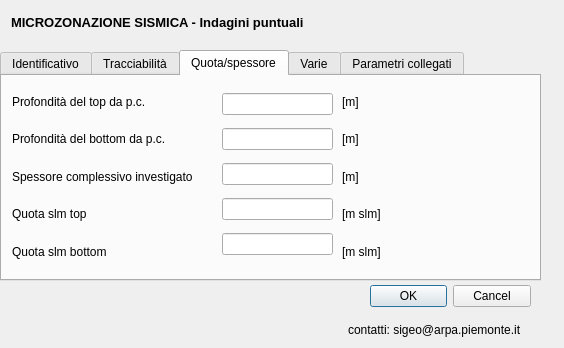
Above: Indagini/form/indagini_puntuali.ui from ivn888/mzs before the change. Below: the same form after it.
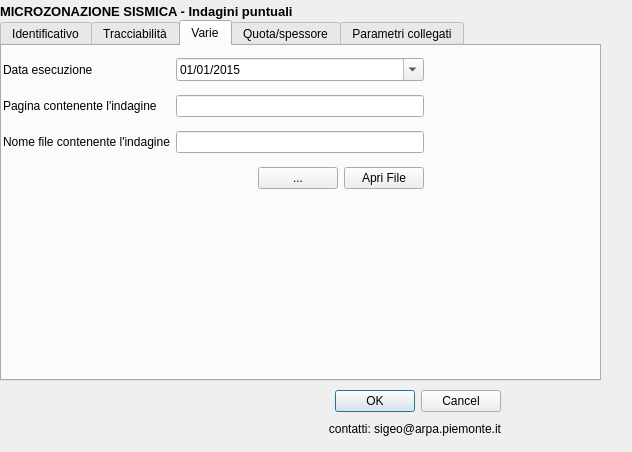
That is the form after the change. The open tabs and pages were chosen to show the change. Icons and pictures are not drawn. Custom widgets are drawn as their Qt base class.

```diff
--- a/Indagini/form/indagini_puntuali.ui
+++ b/Indagini/form/indagini_puntuali.ui
@@ -6,13 +6,31 @@
    <rect>
     <x>0</x>
     <y>0</y>
-    <width>564</width>
-    <height>348</height>
+    <width>632</width>
+    <height>452</height>
    </rect>
   </property>
+  <property name="sizePolicy">
+   <sizepolicy hsizetype="Expanding" vsizetype="Expanding">
+    <horstretch>0</horstretch>
+    <verstretch>0</verstretch>
+   </sizepolicy>
+  </property>
   <property name="minimumSize">
    <size>
-    <width>563</width>
+    <width>400</width>
+    <height>200</height>
+   </size>
+  </property>
+  <property name="maximumSize">
+   <size>
+    <width>2048</width>
+    <height>768</height>
+   </size>
+  </property>
+  <property name="baseSize">
+   <size>
+    <width>2048</width>
     <height>0</height>
    </size>
   </property>
@@ -24,73 +42,12 @@
   <property name="windowTitle">
    <string>Indagini Puntuali</string>
   </property>
-  <widget class="QDialogButtonBox" name="buttonBox">
-   <property name="geometry">
-    <rect>
-     <x>370</x>
-     <y>280</y>
-     <width>161</width>
-     <height>32</height>
-    </rect>
-   </property>
-   <property name="orientation">
-    <enum>Qt::Horizontal</enum>
-   </property>
-   <property name="standardButtons">
-    <set>QDialogButtonBox::Cancel|QDialogButtonBox::Ok</set>
-   </property>
-  </widget>
-  <widget class="QLabel" name="label_10">
-   <property name="geometry">
-    <rect>
-     <x>20</x>
-     <y>290</y>
-     <width>91</width>
-     <height>41</height>
-    </rect>
-   </property>
-   <property name="text">
-    <string/>
-   </property>
-   <property name="pixmap">
-    <pixmap>resources/arpa.gif</pixmap>
-   </property>
-  </widget>
-  <widget class="QLabel" name="label_16">
-   <property name="geometry">
-    <rect>
-     <x>130</x>
-     <y>290</y>
-     <width>131</width>
-     <height>41</height>
-    </rect>
-   </property>
-   <property name="text">
-    <string/>
-   </property>
-   <property name="pixmap">
-    <pixmap>resources/rp.gif</pixmap>
-   </property>
-  </widget>
-  <widget class="QLabel" name="label_17">
-   <property name="geometry">
-    <rect>
-     <x>348</x>
-     <y>320</y>
-     <width>181</width>
-     <height>20</height>
-    </rect>
-   </property>
-   <property name="text">
-    <string>contatti: sigeo@arpa.piemonte.it</string>
-   </property>
-  </widget>
   <widget class="QWidget" name="layoutWidget">
    <property name="geometry">
     <rect>
-     <x>11</x>
-     <y>11</y>
-     <width>531</width>
+     <x>0</x>
+     <y>0</y>
+     <width>441</width>
      <height>22</height>
     </rect>
    </property>
@@ -128,15 +85,24 @@
    <property name="geometry">
     <rect>
      <x>0</x>
-     <y>50</y>
-     <width>541</width>
-     <height>231</height>
+     <y>20</y>
+     <width>601</width>
+     <height>361</height>
     </rect>
    </property>
+   <property name="sizePolicy">
+    <sizepolicy hsizetype="Fixed" vsizetype="Fixed">
+     <horstretch>0</horstretch>
+     <verstretch>0</verstretch>
+    </sizepolicy>
+   </property>
    <property name="currentIndex">
     <number>0</number>
    </property>
-   <widget class="QWidget" name="tab">
+   <property name="qgisRelation" stdset="0">
+    <string>sito_ind_pun</string>
+   </property>
+   <widget class="QWidget" name="tab_1">
     <attribute name="title">
      <string>Identificativo</string>
     </attribute>
@@ -363,46 +329,139 @@
    </widget>
    <widget class="QWidget" name="tab_3">
     <attribute name="title">
+     <string>Varie</string>
+    </attribute>
+    <widget class="QWidget" name="layoutWidget">
+     <property name="geometry">
+      <rect>
+       <x>1</x>
+       <y>4</y>
+       <width>421</width>
+       <height>150</height>
+      </rect>
+     </property>
+     <layout class="QGridLayout" name="gridLayout_4">
+      <item row="2" column="1">
+       <widget class="QLineEdit" name="doc_ind">
+        <property name="text">
+         <string/>
+        </property>
+       </widget>
+      </item>
+      <item row="1" column="1">
+       <widget class="QLineEdit" name="doc_pag"/>
+      </item>
+      <item row="0" column="0">
+       <widget class="QLabel" name="labe">
+        <property name="enabled">
+         <bool>true</bool>
+        </property>
+        <property name="text">
+         <string>Data esecuzione</string>
+        </property>
+       </widget>
+      </item>
+      <item row="1" column="0">
+       <widget class="QLabel" name="data_ind_2">
+        <property name="enabled">
+         <bool>true</bool>
+        </property>
+        <property name="text">
+         <string>Pagina contenente l'indagine</string>
+        </property>
+       </widget>
+      </item>
+      <item row="2" column="0">
+       <widget class="QLabel" name="data_ind_3">
+        <property name="enabled">
+         <bool>true</bool>
+        </property>
+        <property name="text">
+         <string>Nome file contenente l'indagine</string>
+        </property>
+       </widget>
+      </item>
+      <item row="0" column="1">
+       <widget class="QDateEdit" name="data_ind">
+        <property name="date">
+         <date>
+          <year>2015</year>
+          <month>1</month>
+          <day>1</day>
+         </date>
+        </property>
+        <property name="displayFormat">
+         <string>dd/MM/yyyy</string>
+        </property>
+        <property name="calendarPopup">
+         <bool>true</bool>
+        </property>
+       </widget>
+      </item>
+      <item row="3" column="1">
+       <layout class="QHBoxLayout" name="horizontalLayout_3">
+        <item>
+         <spacer name="horizontalSpacer_4">
+          <property name="orientation">
+           <enum>Qt::Horizontal</enum>
+          </property>
+          <property name="sizeHint" stdset="0">
+           <size>
+            <width>40</width>
+            <height>20</height>
+           </size>
+          </property>
+         </spacer>
+        </item>
+        <item>
+         <widget class="QPushButton" name="btnFile">
+          <property name="text">
+           <string>...</string>
+          </property>
+         </widget>
+        </item>
+        <item>
+         <widget class="QPushButton" name="btnApriFile">
+          <property name="text">
+           <string>Apri File</string>
+          </property>
+         </widget>
+        </item>
+       </layout>
+      </item>
+     </layout>
+    </widget>
+   </widget>
+   <widget class="QWidget" name="tab_4">
+    <attribute name="title">
      <string>Quota/spessore</string>
     </attribute>
     <widget class="QWidget" name="layoutWidget">
      <property name="geometry">
       <rect>
-       <x>220</x>
+       <x>5</x>
        <y>10</y>
-       <width>111</width>
-       <height>181</height>
+       <width>411</width>
+       <height>151</height>
       </rect>
      </property>
-     <layout class="QVBoxLayout" name="verticalLayout_5">
-      <item>
-       <widget class="QLineEdit" name="prof_top"/>
-      </item>
-      <item>
-       <widget class="QLineEdit" name="prof_bot"/>
-      </item>
-      <item>
-       <widget class="QLineEdit" name="spessore"/>
-      </item>
-      <item>
+     <layout class="QGridLayout" name="gridLayout_5">
+      <item row="3" column="1">
        <widget class="QLineEdit" name="quota_slm_top"/>
       </item>
-      <item>
+      <item row="2" column="1">
+       <widget class="QLineEdit" name="spessore"/>
+      </item>
+      <item row="4" column="1">
        <widget class="QLineEdit" name="quota_slm_bot"/>
       </item>
-     </layout>
-    </widget>
-    <widget class="QWidget" name="layoutWidget">
-     <property name="geometry">
-      <rect>
-       <x>10</x>
-       <y>10</y>
-       <width>198</width>
-       <height>181</height>
-      </rect>
-     </property>
-     <layout class="QVBoxLayout" name="verticalLayout_6">
-      <item>
+      <item row="0" column="1">
+       <widget class="QLineEdit" name="prof_top"/>
+      </item>
+      <item row="1" column="1">
+       <widget class="QLineEdit" name="prof_bot"/>
+      </item>
+      <item row="0" column="0">
        <widget class="QLabel" name="lbl_valore1_3">
         <property name="enabled">
          <bool>true</bool>
@@ -412,7 +471,21 @@
         </property>
        </widget>
       </item>
-      <item>
+      <item row="0" column="2">
+       <widget class="QLabel" name="label_8">
+        <property name="text">
+         <string>[m]</string>
+        </property>
+       </widget>
+      </item>
+      <item row="1" column="2">
+       <widget class="QLabel" name="label_9">
+        <property name="text">
+         <string>[m]</string>
+        </property>
+       </widget>
+      </item>
+      <item row="1" column="0">
        <widget class="QLabel" name="lbl_valore1_4">
         <property name="enabled">
          <bool>true</bool>
@@ -422,7 +495,7 @@
         </property>
        </widget>
       </item>
-      <item>
+      <item row="2" column="0">
        <widget class="QLabel" name="lbl_valore1_5">
         <property name="enabled">
          <bool>true</bool>
@@ -432,7 +505,28 @@
         </property>
        </widget>
       </item>
-      <item>
+      <item row="4" column="2">
+       <widget class="QLabel" name="label_13">
+        <property name="text">
+         <string>[m slm]</string>
+        </property>
+       </widget>
+      </item>
+      <item row="3" column="2">
+       <widget class="QLabel" name="label_12">
+        <property name="text">
+         <string>[m slm]</string>
+        </property>
+       </widget>
+      </item>
+      <item row="2" column="2">
+       <widget class="QLabel" name="label_11">
+        <property name="text">
+         <string>[m]</string>
+        </property>
+       </widget>
+      </item>
+      <item row="3" column="0">
        <widget class="QLabel" name="lbl_valore1_6">
         <property name="enabled">
          <bool>true</bool>
@@ -442,7 +536,7 @@
         </property>
        </widget>
       </item>
-      <item>
+      <item row="4" column="0">
        <widget class="QLabel" name="lbl_valore1_7">
         <property name="enabled">
          <bool>true</bool>
@@ -454,151 +548,6 @@
       </item>
      </layout>
     </widget>
-    <widget class="QWidget" name="layoutWidget">
-     <property name="geometry">
-      <rect>
-       <x>340</x>
-       <y>10</y>
-       <width>44</width>
-       <height>181</height>
-      </rect>
-     </property>
-     <layout class="QVBoxLayout" name="verticalLayout_7">
-      <item>
-       <widget class="QLabel" name="label_8">
-        <property name="text">
-         <string>[m]</string>
-        </property>
-       </widget>
-      </item>
-      <item>
-       <widget class="QLabel" name="label_9">
-        <property name="text">
-         <string>[m]</string>
-        </property>
-       </widget>
-      </item>
-      <item>
-       <widget class="QLabel" name="label_11">
-        <property name="text">
-         <string>[m]</string>
-        </property>
-       </widget>
-      </item>
-      <item>
-       <widget class="QLabel" name="label_12">
-        <property name="text">
-         <string>[m slm]</string>
-        </property>
-       </widget>
-      </item>
-      <item>
-       <widget class="QLabel" name="label_13">
-        <property name="text">
-         <string>[m slm]</string>
-        </property>
-       </widget>
-      </item>
-     </layout>
-    </widget>
-   </widget>
-   <widget class="QWidget" name="tab_4">
-    <attribute name="title">
-     <string>Varie</string>
-    </attribute>
-    <widget class="QWidget" name="layoutWidget">
-     <property name="geometry">
-      <rect>
-       <x>200</x>
-       <y>20</y>
-       <width>321</width>
-       <height>120</height>
-      </rect>
-     </property>
-     <layout class="QVBoxLayout" name="verticalLayout_8">
-      <item>
-       <widget class="QLineEdit" name="data_ind"/>
-      </item>
-      <item>
-       <widget class="QLineEdit" name="doc_pag"/>
-      </item>
-      <item>
-       <widget class="QLineEdit" name="doc_ind">
-        <property name="text">
-         <string/>
-        </property>
-       </widget>
-      </item>
-     </layout>
-    </widget>
-    <widget class="QWidget" name="layoutWidget">
-     <property name="geometry">
-      <rect>
-       <x>10</x>
-       <y>20</y>
-       <width>183</width>
-       <height>121</height>
-      </rect>
-     </property>
-     <layout class="QVBoxLayout" name="verticalLayout_9">
-      <item>
-       <widget class="QLabel" name="labe">
-        <property name="enabled">
-         <bool>true</bool>
-        </property>
-        <property name="text">
-         <string>Data esecuzione</string>
-        </property>
-       </widget>
-      </item>
-      <item>
-       <widget class="QLabel" name="data_ind_2">
-        <property name="enabled">
-         <bool>true</bool>
-        </property>
-        <property name="text">
-         <string>Pagina contenente l'indagine</string>
-        </property>
-       </widget>
-      </item>
-      <item>
-       <widget class="QLabel" name="data_ind_3">
-        <property name="enabled">
-         <bool>true</bool>
-        </property>
-        <property name="text">
-         <string>Nome file contenente l'indagine</string>
-        </property>
-       </widget>
-      </item>
-     </layout>
-    </widget>
-    <widget class="QPushButton" name="btnFile">
-     <property name="geometry">
-      <rect>
-       <x>200</x>
-       <y>150</y>
-       <width>31</width>
-       <height>25</height>
-      </rect>
-     </property>
-     <property name="text">
-      <string>...</string>
-     </property>
-    </widget>
-    <widget class="QPushButton" name="btnApriFile">
-     <property name="geometry">
-      <rect>
-       <x>240</x>
-       <y>150</y>
-       <width>51</width>
-       <height>25</height>
-      </rect>
-     </property>
-     <property name="text">
-      <string>Aprifile</string>
-     </property>
-    </widget>
    </widget>
    <widget class="QWidget" name="tab_5">
     <attribute name="title">
@@ -644,6 +593,62 @@
     </widget>
    </widget>
   </widget>
+  <widget class="QWidget" name="layoutWidget">
+   <property name="geometry">
+    <rect>
+     <x>10</x>
+     <y>390</y>
+     <width>491</width>
+     <height>50</height>
+    </rect>
+   </property>
+   <layout class="QHBoxLayout" name="horizontalLayout_4">
+    <item>
+     <widget class="QLabel" name="label_10">
+      <property name="text">
+       <string/>
+      </property>
+      <property name="pixmap">
+       <pixmap>resources/arpa.gif</pixmap>
+      </property>
+     </widget>
+    </item>
+    <item>
+     <widget class="QLabel" name="label_16">
+      <property name="text">
+       <string/>
+      </property>
+      <property name="pixmap">
+       <pixmap>resources/rp.gif</pixmap>
+      </property>
+     </widget>
+    </item>
+    <item>
+     <layout class="QVBoxLayout" name="verticalLayout">
+      <item>
+       <widget class="QDialogButtonBox" name="buttonBox">
+        <property name="orientation">
+         <enum>Qt::Horizontal</enum>
+        </property>
+        <property name="standardButtons">
+         <set>QDialogButtonBox::Cancel|QDialogButtonBox::Ok</set>
+        </property>
+       </widget>
+      </item>
+      <item>
+       <widget class="QLabel" name="label_17">
+        <property name="text">
+         <string>contatti: sigeo@arpa.piemonte.it</string>
+        </property>
+        <property name="alignment">
+         <set>Qt::AlignRight|Qt::AlignTrailing|Qt::AlignVCenter</set>
+        </property>
+       </widget>
+      </item>
+     </layout>
+    </item>
+   </layout>
+  </widget>
   <zorder>layoutWidget</zorder>
   <zorder>buttonBox</zorder>
   <zorder>label_10</zorder>
@@ -651,6 +656,43 @@
   <zorder>label_17</zorder>
   <zorder>Identificativo</zorder>
  </widget>
+ <customwidgets>
+  <customwidget>
+   <class>QgsCollapsibleGroupBox</class>
+   <extends>QGroupBox</extends>
+   <header>qgscollapsiblegroupbox.h</header>
+   <container>1</container>
+  </customwidget>
+  <customwidget>
+   <class>QgsRelationEditorWidget</class>
+   <extends>QgsCollapsibleGroupBox</extends>
+   <header>qgsrelationeditorwidget.h</header>
+  </customwidget>
+ </customwidgets>
+ <tabstops>
+  <tabstop>Identificativo</tabstop>
+  <tabstop>pkey_spu</tabstop>
+  <tabstop>classe_ind</tabstop>
+  <tabstop>tipo_indcmb</tabstop>
+  <tabstop>id_indpuex</tabstop>
+  <tabstop>arch_ex</tabstop>
+  <tabstop>note_ind</tabstop>
+  <tabstop>data_ind</tabstop>
+  <tabstop>doc_pag</tabstop>
+  <tabstop>doc_ind</tabstop>
+  <tabstop>btnFile</tabstop>
+  <tabstop>btnApriFile</tabstop>
+  <tabstop>prof_top</tabstop>
+  <tabstop>prof_bot</tabstop>
+  <tabstop>spessore</tabstop>
+  <tabstop>quota_slm_top</tabstop>
+  <tabstop>quota_slm_bot</tabstop>
+  <tabstop>rel_ind_par_pt</tabstop>
+  <tabstop>pkey_indpu</tabstop>
+  <tabstop>ID_INDPU</tabstop>
+  <tabstop>tipo_ind</tabstop>
+  <tabstop>buttonBox</tabstop>
+ </tabstops>
  <resources/>
  <connections>
   <connection>
```
Left out of the diff: 344 changed lines with no effect on the pictures.
